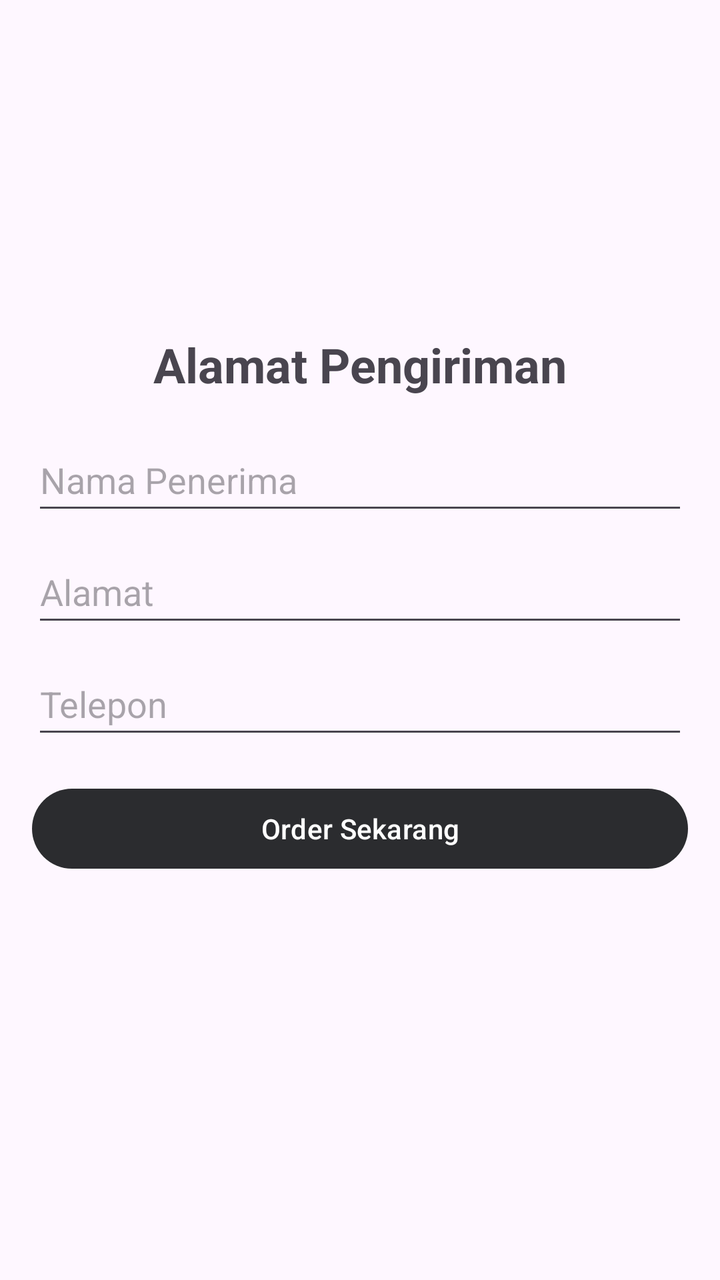
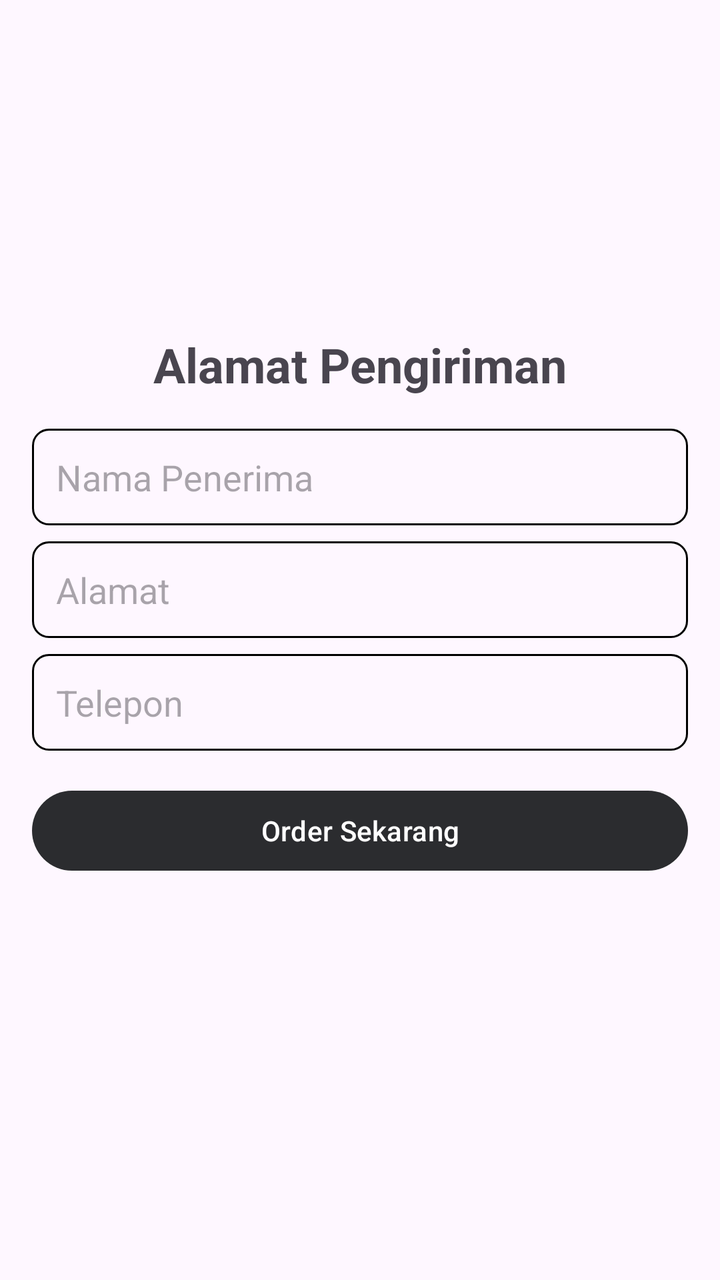

The first picture is an Android layout as it rendered before a commit; the second is the same layout after the commit. The layout source and the unified diff follow.
<!-- AndroidManifest.xml: application theme Theme.MesenMakanan -->
<!-- res/layout/activity_alamat_pengiriman.xml -->
<?xml version="1.0" encoding="utf-8"?>
<RelativeLayout xmlns:android="http://schemas.android.com/apk/res/android"
    xmlns:tools="http://schemas.android.com/tools"
    android:layout_width="match_parent"
    android:layout_height="match_parent"
    android:padding="16dp"
    tools:context=".AlamatPengirimanActivity">

    <TextView
        android:id="@+id/text_alamat_pengiriman"
        android:layout_width="wrap_content"
        android:layout_height="wrap_content"
        android:text="@string/alamat_pengiriman"
        android:textSize="24sp"
        android:textStyle="bold"
        android:layout_centerHorizontal="true"
        android:layout_marginTop="150dp"/>

    <EditText
        android:id="@+id/edit_text_nama_penerima"
        android:layout_width="match_parent"
        android:layout_height="wrap_content"
        android:layout_below="@id/text_alamat_pengiriman"
        android:layout_marginTop="16dp"
        android:autofillHints=""
        android:hint="@string/nama_penerima"
        android:minHeight="48dp"
        tools:ignore="TextFields" />

    <EditText
        android:id="@+id/edit_text_alamat"
        android:layout_width="match_parent"
        android:layout_height="wrap_content"
        android:layout_below="@id/edit_text_nama_penerima"
        android:layout_marginTop="8dp"
        android:autofillHints=""
        android:hint="@string/alamat"
        android:minHeight="48dp"
        tools:ignore="TextFields" />

    <EditText
        android:id="@+id/edit_text_telepon"
        android:layout_width="match_parent"
        android:layout_height="wrap_content"
        android:layout_below="@id/edit_text_alamat"
        android:layout_marginTop="8dp"
        android:autofillHints=""
        android:hint="@string/telepon"
        android:inputType="phone"
        android:minHeight="48dp" />

    <Button
        android:id="@+id/button_order_sekarang"
        android:layout_width="match_parent"
        android:layout_height="wrap_content"
        android:text="@string/order_sekarang"
        android:layout_below="@id/edit_text_telepon"
        android:layout_marginTop="16dp"/>

</RelativeLayout>
<!-- resources referenced by this layout -->
<resources>
  <string name="alamat">Alamat</string>
  <string name="alamat_pengiriman">Alamat Pengiriman</string>
  <string name="nama_penerima">Nama Penerima</string>
  <string name="order_sekarang">Order Sekarang</string>
  <string name="telepon">Telepon</string>
  <style name="Theme.MesenMakanan" parent="Base.Theme.MesenMakanan" />
  <style name="Base.Theme.MesenMakanan" parent="Theme.Material3.DayNight.NoActionBar">
          
          <item name="colorPrimary">@color/storm_gray</item>
      </style>
  <color name="storm_gray">#2B2C2F</color>
</resources>

<!-- the commit's change to res/layout/activity_alamat_pengiriman.xml (unified diff, before → after) -->
@@ -25,7 +25,9 @@
         android:autofillHints=""
         android:hint="@string/nama_penerima"
         android:minHeight="48dp"
-        tools:ignore="TextFields" />
+        android:background="@drawable/edit_text_border"
+        android:padding="12dp"
+        tools:ignore="TextFields,VisualLintTextFieldSize" />
 
     <EditText
         android:id="@+id/edit_text_alamat"
@@ -36,7 +38,9 @@
         android:autofillHints=""
         android:hint="@string/alamat"
         android:minHeight="48dp"
-        tools:ignore="TextFields" />
+        android:background="@drawable/edit_text_border"
+        android:padding="12dp"
+        tools:ignore="TextFields,VisualLintTextFieldSize" />
 
     <EditText
         android:id="@+id/edit_text_telepon"
@@ -47,7 +51,12 @@
         android:autofillHints=""
         android:hint="@string/telepon"
         android:inputType="phone"
-        android:minHeight="48dp" />
+        android:background="@drawable/edit_text_border"
+        android:padding="12dp"
+        android:minHeight="48dp"
+        tools:ignore="VisualLintTextFieldSize" />
+
+
 
     <Button
         android:id="@+id/button_order_sekarang"
@@ -55,6 +64,7 @@
         android:layout_height="wrap_content"
         android:text="@string/order_sekarang"
         android:layout_below="@id/edit_text_telepon"
-        android:layout_marginTop="16dp"/>
+        android:layout_marginTop="16dp"
+        tools:ignore="VisualLintButtonSize" />
 
 </RelativeLayout>
<!-- resource entries referenced after the edit -->
@@ -1,5 +1,13 @@
 <!-- resources referenced by this layout -->
 <resources>
+  <!-- drawable edit_text_border (drawable) -->
+  <?xml version="1.0" encoding="utf-8"?>
+  <shape xmlns:android="http://schemas.android.com/apk/res/android"
+      android:shape="rectangle">
+      <solid android:color="@android:color/transparent"/>
+      <stroke android:width="1dp" android:color="#000000" />
+      <corners android:radius="8dp" />
+  </shape>
   <string name="alamat">Alamat</string>
   <string name="alamat_pengiriman">Alamat Pengiriman</string>
   <string name="nama_penerima">Nama Penerima</string>
